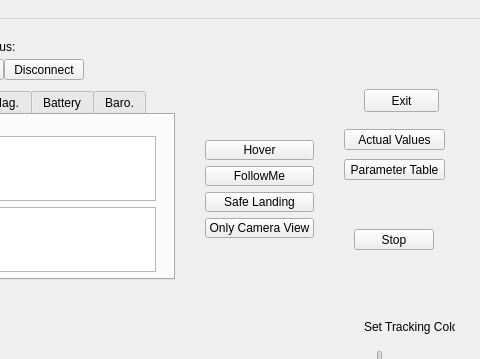
saccharios/FollowMeFlie, file app/mainwindow.ui: the form before one commit; both pictures show x 206 to 686 and y 0 to 359 of the 686 by 603 pixel window.
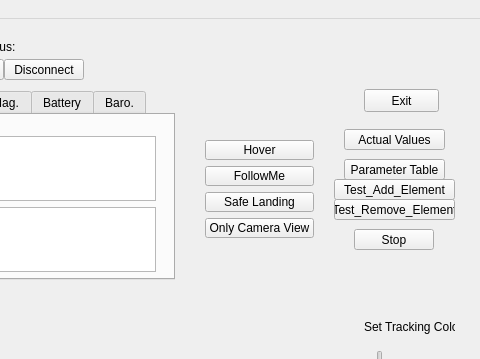
The form after the commit.

Commit message: Add external data container for data to be displayed in the table views. Add push buttons for testing to add and remove data.

The edit to the form file:
```diff
--- a/app/mainwindow.ui
+++ b/app/mainwindow.ui
@@ -650,6 +650,32 @@
      <string>Parameter Table</string>
     </property>
    </widget>
+   <widget class="QPushButton" name="pushButton_TestAddElement">
+    <property name="geometry">
+     <rect>
+      <x>540</x>
+      <y>160</y>
+      <width>121</width>
+      <height>21</height>
+     </rect>
+    </property>
+    <property name="text">
+     <string>Test_Add_Element</string>
+    </property>
+   </widget>
+   <widget class="QPushButton" name="pushButton_TestRemoveElement">
+    <property name="geometry">
+     <rect>
+      <x>540</x>
+      <y>180</y>
+      <width>121</width>
+      <height>21</height>
+     </rect>
+    </property>
+    <property name="text">
+     <string>Test_Remove_Element</string>
+    </property>
+   </widget>
   </widget>
   <widget class="QMenuBar" name="menuBar">
    <property name="geometry">
```
The commit also changes 9 other files.
